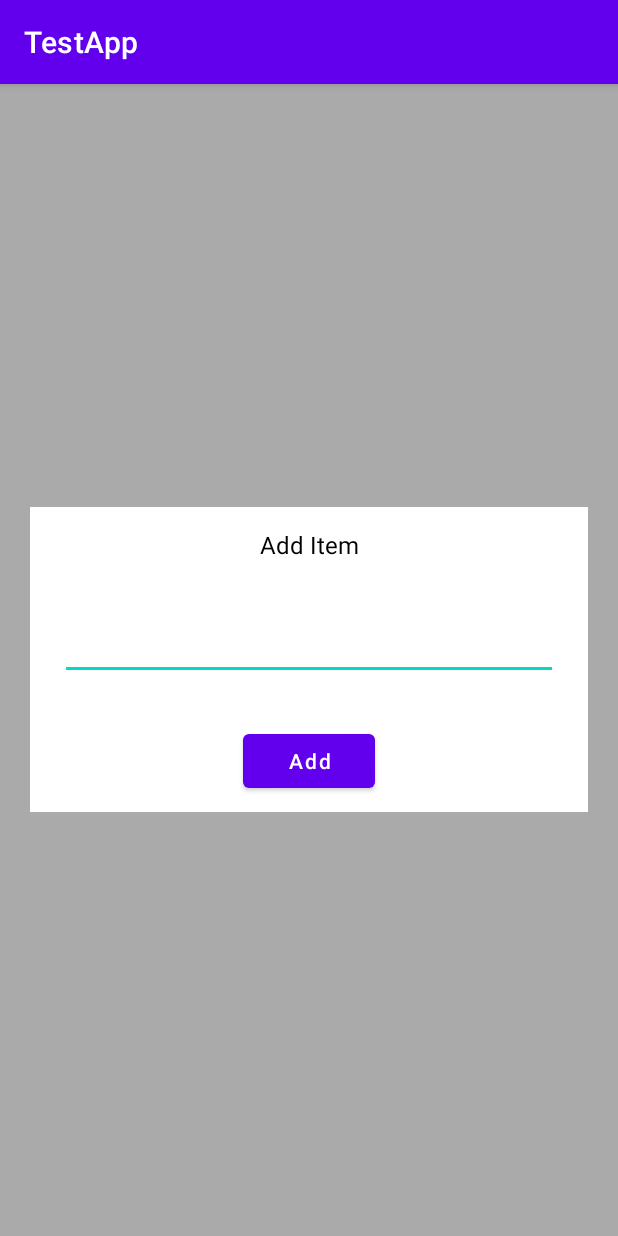
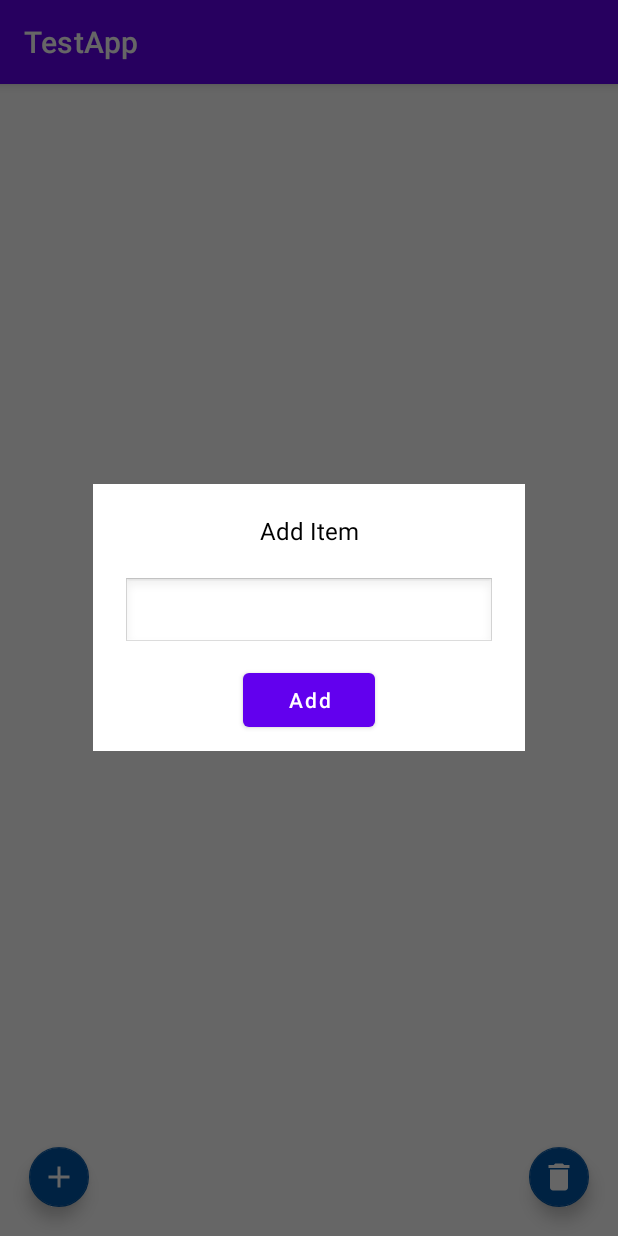
Before and after one commit to ElitezInc/RoomDBApp, an Android app: the screen it shows after launch (MainActivity), after a tap on an icon or button, on a phone screen of 412 x 824 dp. Run offline under Robolectric (Android 15) with nearby library versions, the phone set to English and light mode, and no system bars; our stand-ins replace Dagger/Hilt's generated code, Room's generated code, data binding; pictures from the network do not load; 1 statement that could not run was skipped.

Commit message:
Made add fragment to appear as dialog

```diff
--- a/app/src/main/java/com/gabrielius/roomdbapp/view/MainActivity.kt
+++ b/app/src/main/java/com/gabrielius/roomdbapp/view/MainActivity.kt
@@ -38,10 +38,12 @@ class MainActivity : AppCompatActivity()
 
     fun callAddFragment()
     {
-        supportFragmentManager.beginTransaction()
-            .add(R.id.container, AddFragment.newInstance())
-            .addToBackStack("")
-            .commit()
+        AddFragment
+            .newInstance()
+            .show(
+                supportFragmentManager.beginTransaction(),
+                ""
+            )
     }
 
     fun callUpdateFragment()
--- a/app/src/main/java/com/gabrielius/roomdbapp/view/fragments/AddFragment.kt
+++ b/app/src/main/java/com/gabrielius/roomdbapp/view/fragments/AddFragment.kt
@@ -6,6 +6,7 @@ import android.view.LayoutInflater
 import android.view.View
 import android.view.ViewGroup
 import android.view.inputmethod.InputMethodManager
+import androidx.fragment.app.DialogFragment
 import androidx.fragment.app.Fragment
 import androidx.fragment.app.activityViewModels
 import com.gabrielius.roomdbapp.R
@@ -15,7 +16,7 @@ import com.gabrielius.roomdbapp.viewmodel.MainViewModel
 import dagger.hilt.android.AndroidEntryPoint
 
 @AndroidEntryPoint
-class AddFragment : Fragment(R.layout.add_fragment)
+class AddFragment : DialogFragment(R.layout.add_fragment)
 {
     companion object
     {
@@ -28,6 +29,12 @@ class AddFragment : Fragment(R.layout.add_fragment)
     var _binding : AddFragmentBinding? = null
     val binding get() = _binding!!
     private val mainViewModel : MainViewModel by activityViewModels()
+
+    override fun onCreate(savedInstanceState: Bundle?)
+    {
+        super.onCreate(savedInstanceState)
+        setStyle(STYLE_NORMAL, R.style.DialogFragment)
+    }
 
     override fun onCreateView(
         inflater : LayoutInflater,
--- a/app/src/main/res/layout/add_fragment.xml
+++ b/app/src/main/res/layout/add_fragment.xml
@@ -3,26 +3,11 @@
     xmlns:android="http://schemas.android.com/apk/res/android"
     xmlns:app="http://schemas.android.com/apk/res-auto" >
 
-    <RelativeLayout
-        android:layout_width="match_parent"
-        android:layout_height="match_parent"
-        android:gravity="center"
-        android:background="@android:color/darker_gray">
-
     <LinearLayout
         android:layout_width="match_parent"
         android:layout_height="wrap_content"
         android:gravity="center_horizontal"
-            android:layout_margin="20dp"
-            android:background="@color/design_default_color_background"
         android:orientation="vertical" >
-
-            <LinearLayout
-                android:layout_width="match_parent"
-                android:layout_height="50dp"
-                android:gravity="center_vertical"
-                android:orientation="horizontal"
-                android:weightSum="1">
 
             <TextView
                 android:id="@+id/text_view"
@@ -32,15 +17,15 @@
                 android:textColor="@color/black"
                 android:text="Add Item"
                 android:textAlignment="center"
-                    android:gravity="center_horizontal" />
-
-            </LinearLayout>
+                android:gravity="center_horizontal"
+                android:layout_margin="20dp"/>
 
         <EditText
             android:id="@+id/edit_text"
             android:layout_width="match_parent"
             android:layout_height="wrap_content"
-                android:layout_margin="20dp"/>
+            android:layout_marginLeft="20dp"
+            android:layout_marginRight="20dp"/>
 
         <Button
             android:id="@+id/button"
@@ -52,6 +37,4 @@
 
     </LinearLayout>
 
-    </RelativeLayout>
-
 </layout>
--- a/app/src/main/res/layout/update_fragment.xml
+++ b/app/src/main/res/layout/update_fragment.xml
@@ -4,7 +4,7 @@
 
     <LinearLayout
         android:layout_width="match_parent"
-        android:layout_height="match_parent"
+        android:layout_height="wrap_content"
         android:gravity="center_horizontal"
         android:orientation="vertical" >
 
```
Also changed, not shown: app/src/main/res/layout/item_sample.xml (+5 -9 lines). Lines whose indentation alone changed are shown as unchanged.
